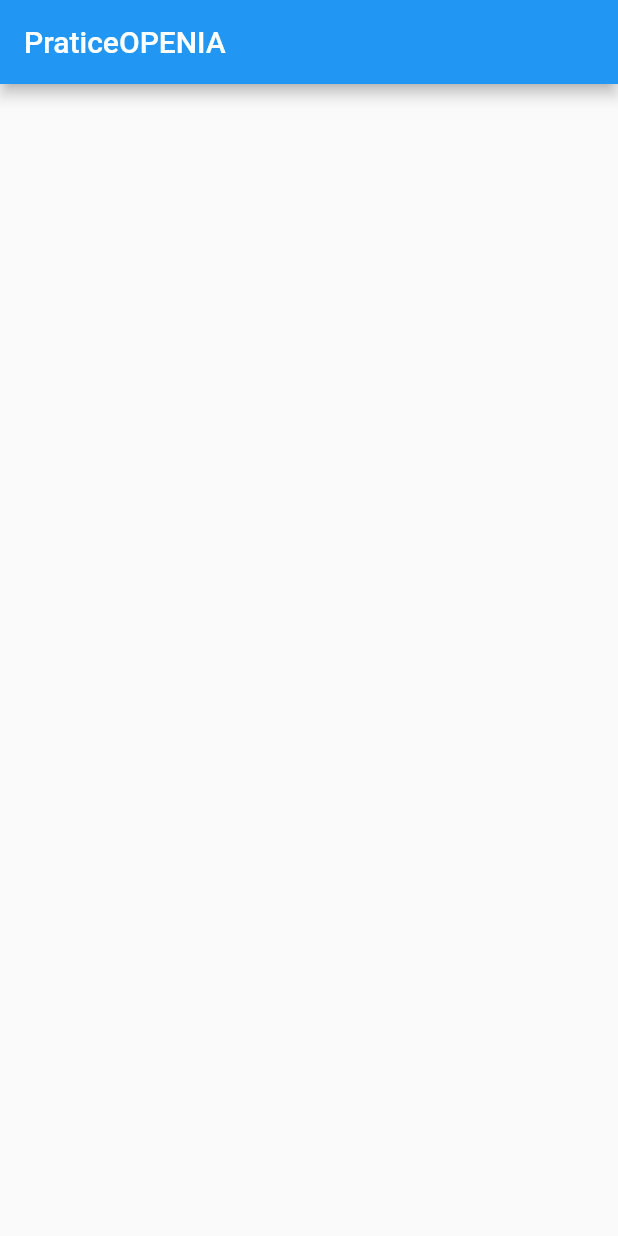
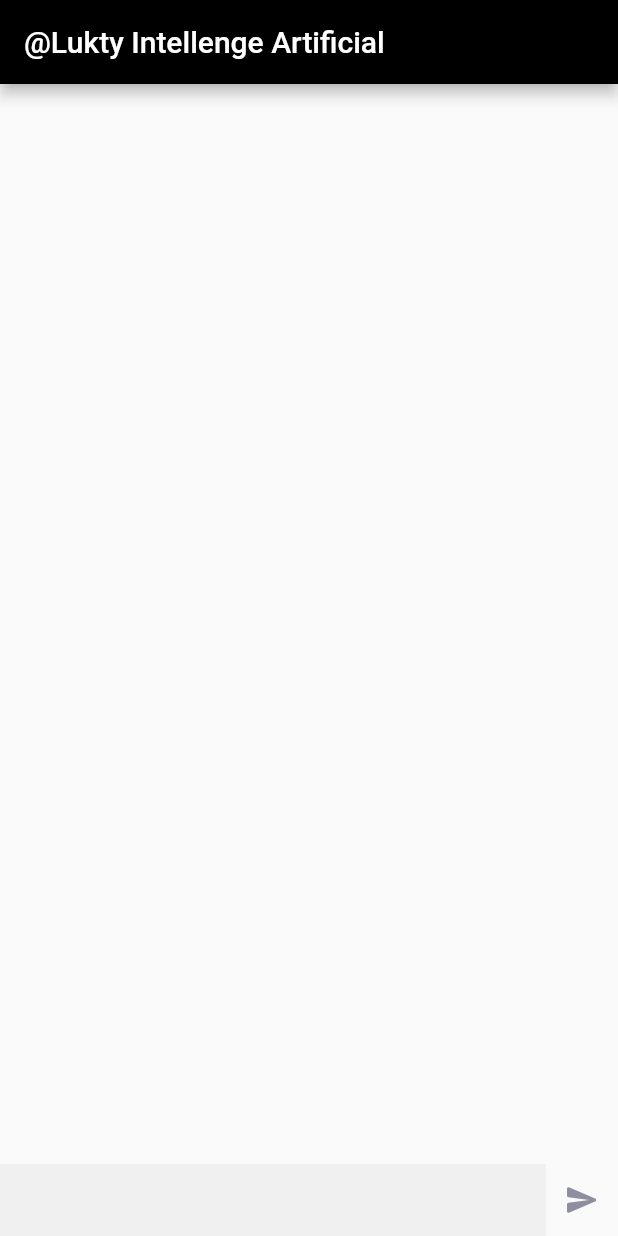
Before and after one commit to lukgutierrez/Artificial_Intelligence_OpenIA, a Flutter app: the screen it shows after launch, on a phone screen of 412 x 824 dp. Run offline on Flutter 3.47's test engine with Material 2 defaults, Android fonts, the phone set to English and light mode, and no system bars.

Commit message:
version_beta_1.0

```diff
--- a/lib/pages/Home_Page.dart
+++ b/lib/pages/Home_Page.dart
@@ -12,7 +12,7 @@ class HomePage extends StatefulWidget {
 }
 
 Future<String> generateResponse(String prompt) async {
-  const apiKey = "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";
+  const apiKey = "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";
 
   var url = Uri.https("api.openai.com", "/v1/completions");
   final response = await http.post(
@@ -36,13 +36,90 @@ Future<String> generateResponse(String prompt) async {
 
   return newresponse['choices'][0]['text'];
 }
-  ListView _buildList() {
+
+class _HomePageState extends State<HomePage> {
+  final _textController = TextEditingController();
+  final _scrollController = ScrollController();
+  final List<ChatMessage> _messages = [];
+  late bool isLoading;
+
+  @override
+  void initState() {
+    super.initState();
+    isLoading = false;
+  }
+
+  Widget _buildSubmit() {
+    return Visibility(
+      visible: !isLoading,
+      child: Container(
+        child: IconButton(
+          icon: const Icon(
+            Icons.send_rounded,
+            color: Color.fromRGBO(142, 142, 160, 1),
+          ),
+          onPressed: () async {
+            setState(
+              () {
+                _messages.add(
+                  ChatMessage(
+                    text: _textController.text,
+                    chatMessageType: ChatMessageType.user,
+                  ),
+                );
+                isLoading = true;
+              },
+            );
+            var input = _textController.text;
+            _textController.clear();
+            Future.delayed(const Duration(milliseconds: 50))
+                .then((_) => _scrollDown());
+            generateResponse(input).then((value) {
+              setState(() {
+                isLoading = false;
+                _messages.add(
+                  ChatMessage(
+                    text: value,
+                    chatMessageType: ChatMessageType.bot,
+                  ),
+                );
+              });
+            });
+            _textController.clear();
+            Future.delayed(const Duration(milliseconds: 50))
+                .then((_) => _scrollDown());
+          },
+        ),
+      ),
+    );
+  }
+
+  Expanded _buildInput() {
+    return Expanded(
+      child: TextField(
+        textCapitalization: TextCapitalization.sentences,
+        style: const TextStyle(color: Colors.white),
+        controller: _textController,
+        decoration: const InputDecoration(
+          filled: true,
+          border: InputBorder.none,
+          focusedBorder: InputBorder.none,
+          enabledBorder: InputBorder.none,
+          errorBorder: InputBorder.none,
+          disabledBorder: InputBorder.none,
+        ),
+      ),
+    );
+  }
+
+  ///////////////LIST/////////////////
+  _buildList() {
     return ListView.builder(
       controller: _scrollController,
       itemCount: _messages.length,
       itemBuilder: (context, index) {
         var message = _messages[index];
-        return Chatmessage(
+        return Chatmessagess(
           text: message.text,
           chatMessageType: message.chatMessageType,
         );
@@ -50,37 +127,47 @@ Future<String> generateResponse(String prompt) async {
     );
   }
 
+////////////////////////////////////////////////////
+  void _scrollDown() {
+    _scrollController.animateTo(
+      _scrollController.position.maxScrollExtent,
+      duration: const Duration(milliseconds: 300),
+      curve: Curves.easeOut,
+    );
+  }
+/////////////////////////////////////////
 
-class _HomePageState extends State<HomePage> {
   @override
   Widget build(BuildContext context) {
     return Scaffold(
       appBar: AppBar(
-        title: Text("PraticeOPENIA"),
+        backgroundColor: Colors.black,
+        title: Text("@Lukty Intellenge Artificial"),
       ),
-      body: Column(
-        children: [
-
-        ],
-      ),
+      body: Column(children: [
+        Expanded(child: _buildList()),
+        Row(
+          children: [_buildInput(), _buildSubmit()],
+        )
+      ] //[_buildList()],
+          ),
     );
   }
 }
 
+///PRACTICE////////////////////
 
-class Chatmessage extends StatelessWidget {
+class Chatmessagess extends StatelessWidget {
   final String text;
   final ChatMessageType chatMessageType;
-  const Chatmessage({required this.chatMessageType,required this.text})
-
+  const Chatmessagess({required this.chatMessageType, required this.text});
 
   @override
   Widget build(BuildContext context) {
     return Container(
-
       child: Row(
         crossAxisAlignment: CrossAxisAlignment.start,
-        children:[
+        children: [
           chatMessageType == ChatMessageType.bot
               ? Container(
                   child: Icon(Icons.access_alarm_outlined),
@@ -104,7 +191,6 @@ class Chatmessage extends StatelessWidget {
                   ),
                   child: Text(
                     text,
-
                   ),
                 ),
               ],
```
